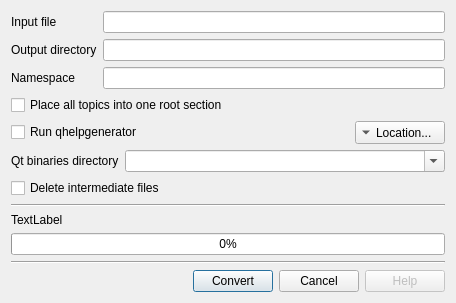
dewhisna/chm2qch, file dialog.ui: the form before one commit.
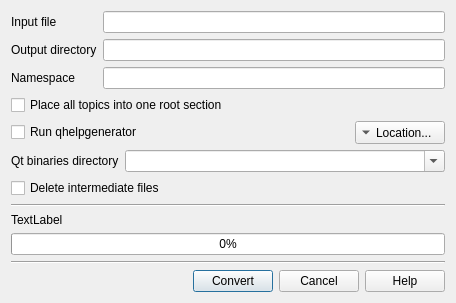
The form after the commit.

```diff
--- a/dialog.ui
+++ b/dialog.ui
@@ -213,7 +213,7 @@
      <item>
       <widget class="QPushButton" name="helpBtn">
        <property name="enabled">
-        <bool>false</bool>
+        <bool>true</bool>
        </property>
        <property name="text">
         <string>Help</string>
```
